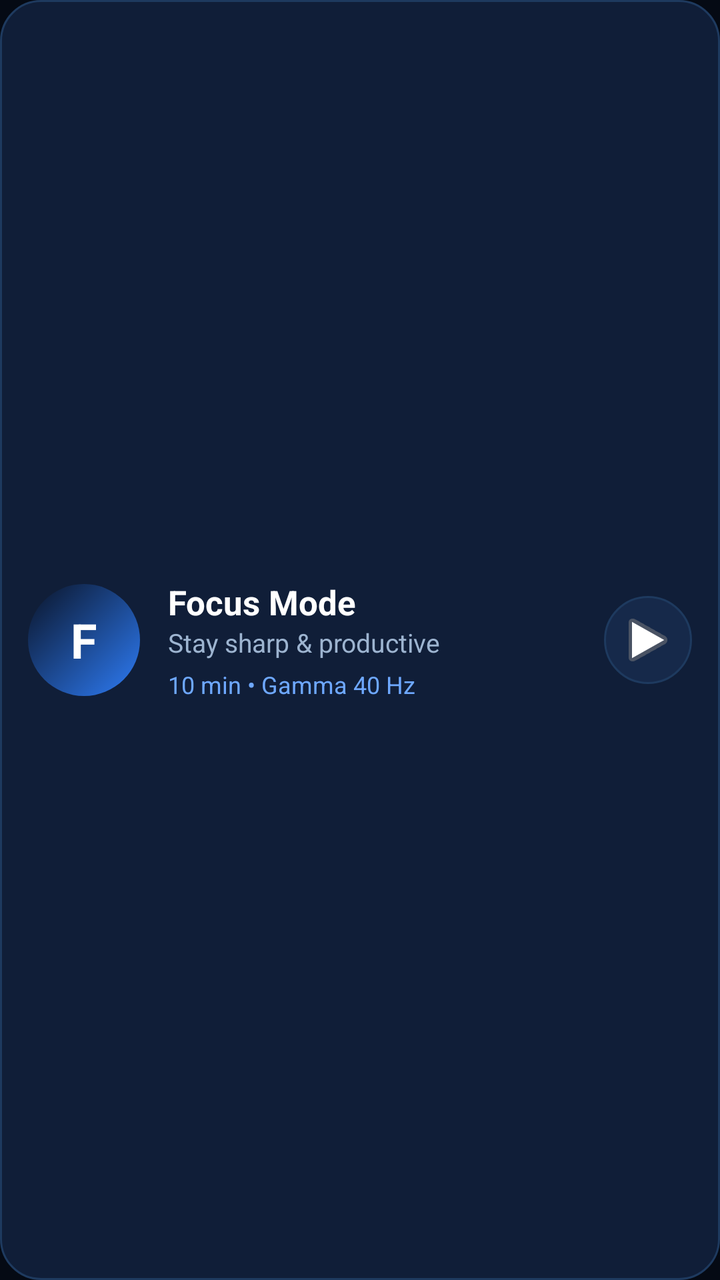
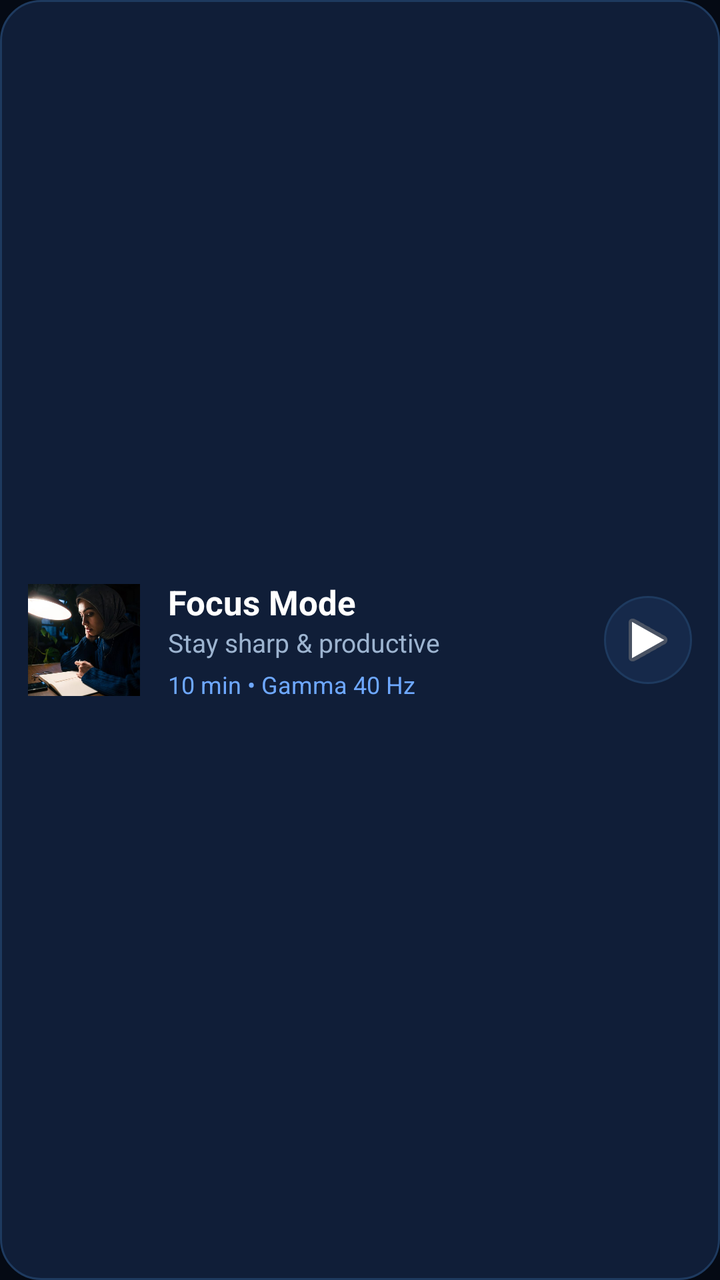

Compare the two renders of this Android layout. The source of the first and the diff that turns it into the second are given below.
<!-- AndroidManifest.xml: application theme Theme.WaveMind -->
<!-- res/layout/item_mode.xml -->
<?xml version="1.0" encoding="utf-8"?>
<LinearLayout xmlns:android="http://schemas.android.com/apk/res/android"
    android:layout_width="match_parent"
    android:layout_height="wrap_content"
    android:background="@drawable/bg_card"
    android:orientation="horizontal"
    android:padding="14dp"
    android:gravity="center_vertical"
    android:layout_marginTop="12dp">

    <TextView
        android:id="@+id/mode_card_art"
        android:layout_width="56dp"
        android:layout_height="56dp"
        android:background="@drawable/bg_circle_art"
        android:gravity="center"
        android:text="F"
        android:textColor="@color/white"
        android:textSize="24sp"
        android:textStyle="bold" />

    <LinearLayout
        android:layout_width="0dp"
        android:layout_height="wrap_content"
        android:layout_weight="1"
        android:orientation="vertical"
        android:layout_marginStart="14dp">
        <TextView
            android:id="@+id/mode_card_title"
            android:layout_width="wrap_content"
            android:layout_height="wrap_content"
            android:text="Focus Mode"
            android:textColor="@color/white"
            android:textSize="17sp"
            android:textStyle="bold" />
        <TextView
            android:id="@+id/mode_card_sub"
            android:layout_width="wrap_content"
            android:layout_height="wrap_content"
            android:text="Stay sharp &amp; productive"
            android:textColor="@color/text_muted"
            android:textSize="13sp" />
        <TextView
            android:id="@+id/mode_card_time"
            android:layout_width="wrap_content"
            android:layout_height="wrap_content"
            android:text="10 min • Gamma 40 Hz"
            android:textColor="@color/blue_light"
            android:textSize="12sp"
            android:layout_marginTop="4dp" />
    </LinearLayout>

    <ImageButton
        android:id="@+id/mode_card_play"
        android:layout_width="44dp"
        android:layout_height="44dp"
        android:background="@drawable/bg_circle_button"
        android:src="@android:drawable/ic_media_play"
        android:contentDescription="Play" />
</LinearLayout>
<!-- resources referenced by this layout -->
<resources>
  <color name="blue_light">#6EA8FF</color>
  <color name="text_muted">#9DB4D0</color>
  <color name="white">#FFFFFF</color>
  <!-- drawable bg_card (drawable) -->
  <?xml version="1.0" encoding="utf-8"?>
  <shape xmlns:android="http://schemas.android.com/apk/res/android"
      android:shape="rectangle">
      <solid android:color="#101E38" />
      <stroke android:width="1dp" android:color="#1E3A5F" />
      <corners android:radius="20dp" />
  </shape>
  <!-- drawable bg_circle_art (drawable) -->
  <?xml version="1.0" encoding="utf-8"?>
  <shape xmlns:android="http://schemas.android.com/apk/res/android"
      android:shape="oval">
      <gradient
          android:angle="135"
          android:startColor="#2E7CF6"
          android:endColor="#0A1428"
          android:type="linear" />
  </shape>
  <!-- drawable bg_circle_button (drawable) -->
  <?xml version="1.0" encoding="utf-8"?>
  <shape xmlns:android="http://schemas.android.com/apk/res/android"
      android:shape="oval">
      <solid android:color="#16294A" />
      <stroke android:width="1dp" android:color="#1E3A5F" />
  </shape>
  <style name="Theme.WaveMind" parent="Theme.MaterialComponents.DayNight.NoActionBar">
          <item name="android:windowBackground">@color/bg_black</item>
          <item name="android:textColor">@color/white</item>
          <item name="colorPrimary">@color/blue</item>
          <item name="colorPrimaryDark">@color/bg_black</item>
          <item name="colorAccent">@color/blue_light</item>
      </style>
  <color name="bg_black">#050A14</color>
  <color name="blue">#2E7CF6</color>
</resources>

<!-- the commit's change to res/layout/item_mode.xml (unified diff, before → after) -->
@@ -8,16 +8,13 @@
     android:gravity="center_vertical"
     android:layout_marginTop="12dp">
 
-    <TextView
+    <ImageView
         android:id="@+id/mode_card_art"
         android:layout_width="56dp"
         android:layout_height="56dp"
-        android:background="@drawable/bg_circle_art"
-        android:gravity="center"
-        android:text="F"
-        android:textColor="@color/white"
-        android:textSize="24sp"
-        android:textStyle="bold" />
+        android:src="@drawable/thumb_focus"
+        android:scaleType="centerCrop"
+        android:contentDescription="Mode thumbnail" />
 
     <LinearLayout
         android:layout_width="0dp"
<!-- resource entries referenced after the edit -->
@@ -11,16 +11,6 @@
       <stroke android:width="1dp" android:color="#1E3A5F" />
       <corners android:radius="20dp" />
   </shape>
-  <!-- drawable bg_circle_art (drawable) -->
-  <?xml version="1.0" encoding="utf-8"?>
-  <shape xmlns:android="http://schemas.android.com/apk/res/android"
-      android:shape="oval">
-      <gradient
-          android:angle="135"
-          android:startColor="#2E7CF6"
-          android:endColor="#0A1428"
-          android:type="linear" />
-  </shape>
   <!-- drawable bg_circle_button (drawable) -->
   <?xml version="1.0" encoding="utf-8"?>
   <shape xmlns:android="http://schemas.android.com/apk/res/android"
@@ -28,6 +18,7 @@
       <solid android:color="#16294A" />
       <stroke android:width="1dp" android:color="#1E3A5F" />
   </shape>
+  <!-- drawable thumb_focus: jpg bitmap (drawable, 28487 bytes) -->
   <style name="Theme.WaveMind" parent="Theme.MaterialComponents.DayNight.NoActionBar">
           <item name="android:windowBackground">@color/bg_black</item>
           <item name="android:textColor">@color/white</item>
